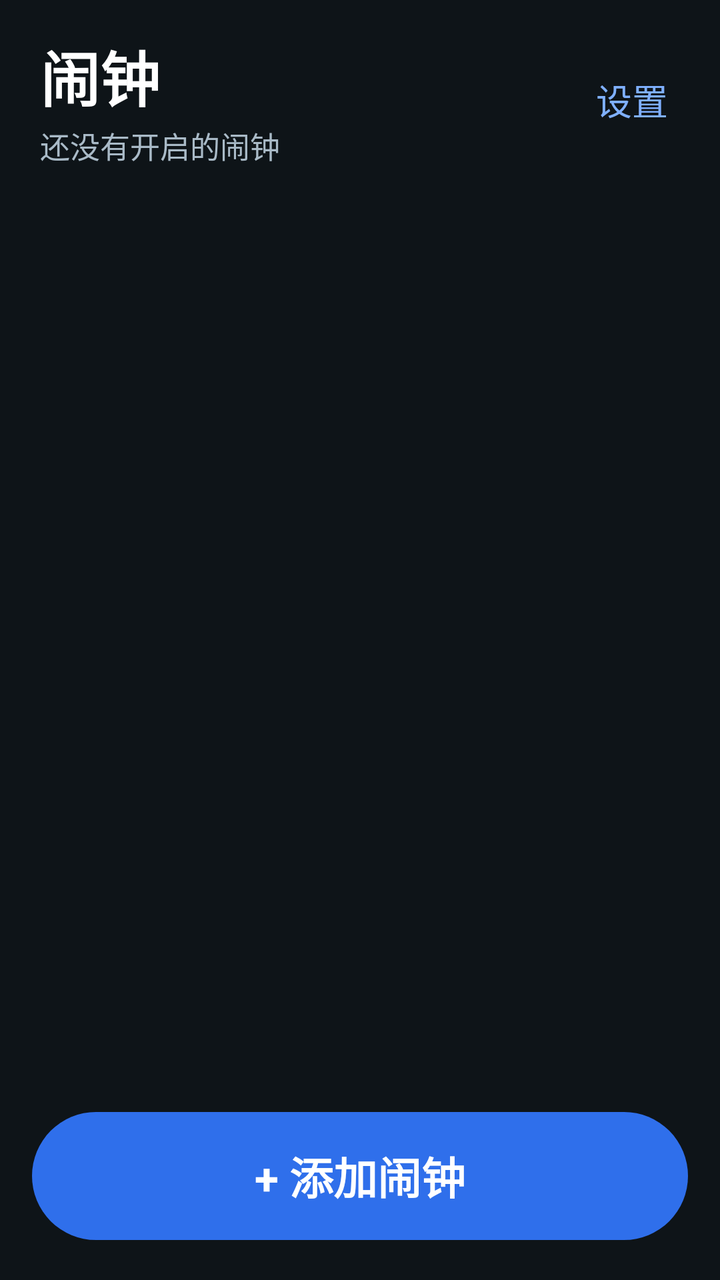
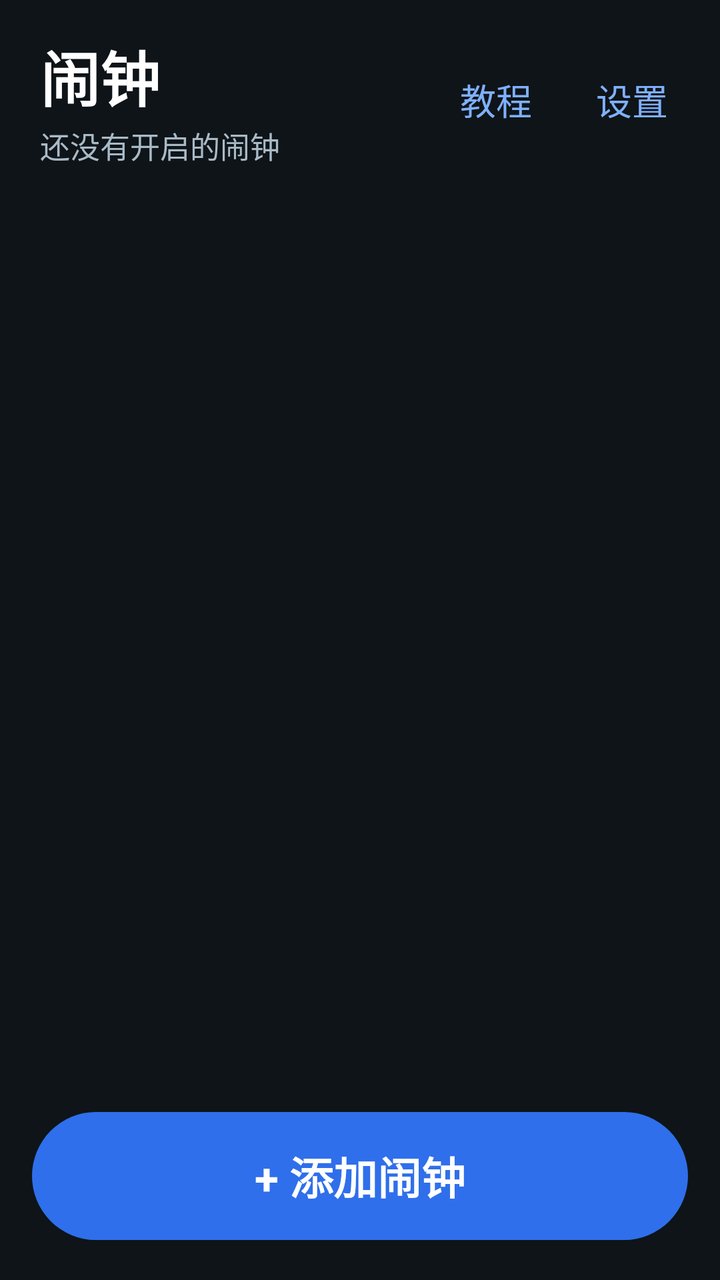

An Android layout rendered at two revisions. The XML below is the earlier revision; the diff shows what the commit changed to produce the second picture.
<!-- AndroidManifest.xml: application theme AppTheme -->
<!-- res/layout/activity_main.xml -->
<?xml version="1.0" encoding="utf-8"?>
<LinearLayout xmlns:android="http://schemas.android.com/apk/res/android"
    android:layout_width="match_parent"
    android:layout_height="match_parent"
    android:background="@color/bg"
    android:fitsSystemWindows="true"
    android:orientation="vertical">

    <LinearLayout
        android:layout_width="match_parent"
        android:layout_height="wrap_content"
        android:gravity="center_vertical"
        android:orientation="horizontal"
        android:paddingStart="20dp"
        android:paddingTop="16dp"
        android:paddingEnd="8dp"
        android:paddingBottom="6dp">

        <LinearLayout
            android:layout_width="0dp"
            android:layout_height="wrap_content"
            android:layout_weight="1"
            android:orientation="vertical">

            <TextView
                android:layout_width="wrap_content"
                android:layout_height="wrap_content"
                android:text="闹钟"
                android:textColor="@color/text"
                android:textSize="30sp"
                android:textStyle="bold" />

            <TextView
                android:id="@+id/tvNext"
                android:layout_width="wrap_content"
                android:layout_height="wrap_content"
                android:layout_marginTop="2dp"
                android:text="还没有开启的闹钟"
                android:textColor="@color/textDim"
                android:textSize="15sp" />
        </LinearLayout>

        <TextView
            android:id="@+id/btnSettings"
            android:layout_width="wrap_content"
            android:layout_height="wrap_content"
            android:background="?android:attr/selectableItemBackground"
            android:paddingStart="18dp"
            android:paddingTop="14dp"
            android:paddingEnd="18dp"
            android:paddingBottom="14dp"
            android:text="设置"
            android:textColor="@color/accentLight"
            android:textSize="18sp" />
    </LinearLayout>

    <TextView
        android:id="@+id/tvPermission"
        android:layout_width="match_parent"
        android:layout_height="wrap_content"
        android:layout_marginStart="16dp"
        android:layout_marginTop="4dp"
        android:layout_marginEnd="16dp"
        android:layout_marginBottom="8dp"
        android:background="@drawable/bg_warn"
        android:padding="14dp"
        android:textColor="#FFE7B0"
        android:textSize="15sp"
        android:visibility="gone" />

    <ScrollView
        android:layout_width="match_parent"
        android:layout_height="0dp"
        android:layout_weight="1"
        android:fillViewport="true">

        <LinearLayout
            android:id="@+id/container"
            android:layout_width="match_parent"
            android:layout_height="wrap_content"
            android:orientation="vertical"
            android:paddingStart="16dp"
            android:paddingTop="4dp"
            android:paddingEnd="16dp"
            android:paddingBottom="12dp" />
    </ScrollView>

    <TextView
        android:id="@+id/btnAdd"
        android:layout_width="match_parent"
        android:layout_height="64dp"
        android:layout_marginStart="16dp"
        android:layout_marginTop="8dp"
        android:layout_marginEnd="16dp"
        android:layout_marginBottom="20dp"
        android:background="@drawable/bg_primary"
        android:gravity="center"
        android:text="+ 添加闹钟"
        android:textColor="#FFFFFF"
        android:textSize="22sp"
        android:textStyle="bold" />
</LinearLayout>
<!-- resources referenced by this layout -->
<resources>
  <color name="accentLight">#7FB0FF</color>
  <color name="bg">#0E1418</color>
  <color name="text">#FFFFFF</color>
  <color name="textDim">#A9BAC7</color>
  <!-- drawable bg_primary (drawable) -->
  <?xml version="1.0" encoding="utf-8"?>
  <shape xmlns:android="http://schemas.android.com/apk/res/android" android:shape="rectangle">
      <solid android:color="@color/accent" />
      <corners android:radius="32dp" />
  </shape>
  <!-- drawable bg_warn (drawable) -->
  <?xml version="1.0" encoding="utf-8"?>
  <shape xmlns:android="http://schemas.android.com/apk/res/android" android:shape="rectangle">
      <solid android:color="#3A2E12" />
      <corners android:radius="14dp" />
      <stroke android:width="1dp" android:color="#6B5312" />
  </shape>
  <style name="AppTheme" parent="android:Theme.Material.NoActionBar">
          <item name="android:colorPrimary">@color/accent</item>
          <item name="android:colorPrimaryDark">@color/bg</item>
          <item name="android:colorAccent">@color/accent</item>
          <item name="android:colorBackground">@color/bg</item>
          <item name="android:windowBackground">@color/bg</item>
          <item name="android:statusBarColor">@color/bg</item>
          <item name="android:navigationBarColor">@color/bg</item>
          <item name="android:textColorPrimary">@color/text</item>
          <item name="android:textColorSecondary">@color/textDim</item>
      </style>
  <color name="accent">#2F6FEB</color>
</resources>

<!-- the commit's change to res/layout/activity_main.xml (unified diff, before → after) -->
@@ -39,6 +39,19 @@
                 android:textColor="@color/textDim"
                 android:textSize="15sp" />
         </LinearLayout>
+
+        <TextView
+            android:id="@+id/btnGuide"
+            android:layout_width="wrap_content"
+            android:layout_height="wrap_content"
+            android:background="?android:attr/selectableItemBackground"
+            android:paddingStart="14dp"
+            android:paddingTop="14dp"
+            android:paddingEnd="14dp"
+            android:paddingBottom="14dp"
+            android:text="教程"
+            android:textColor="@color/accentLight"
+            android:textSize="18sp" />
 
         <TextView
             android:id="@+id/btnSettings"
